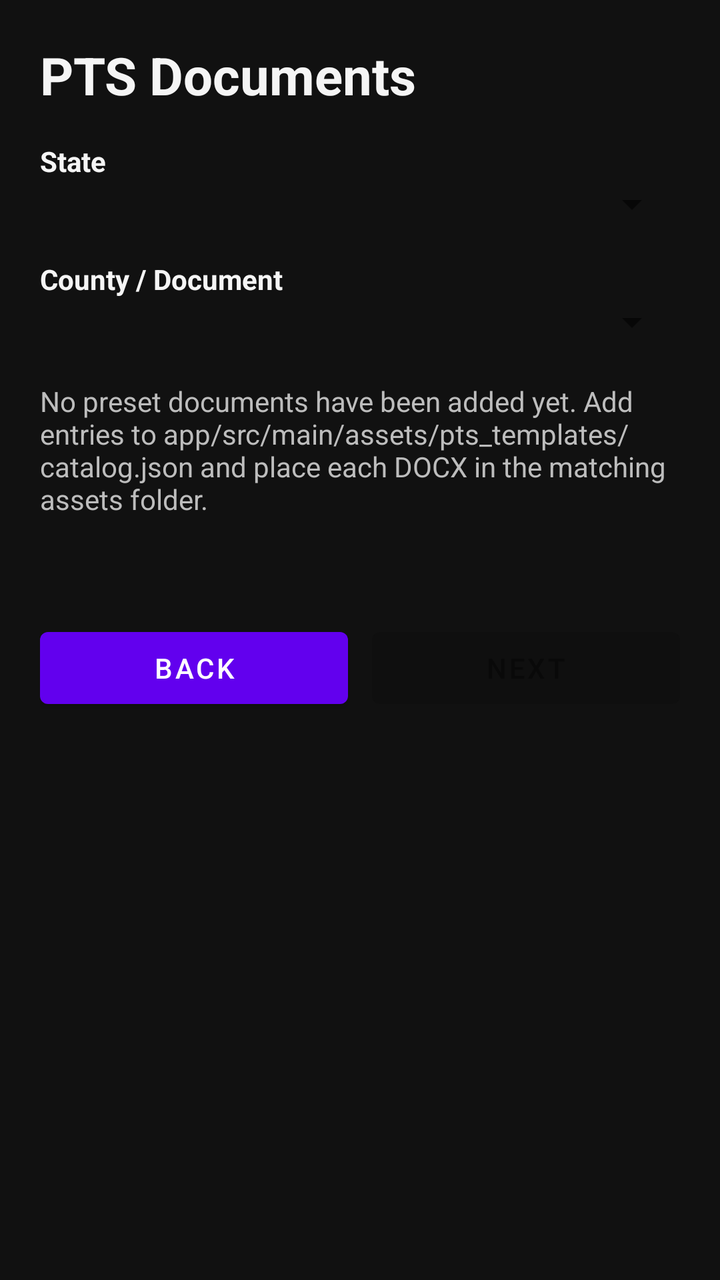
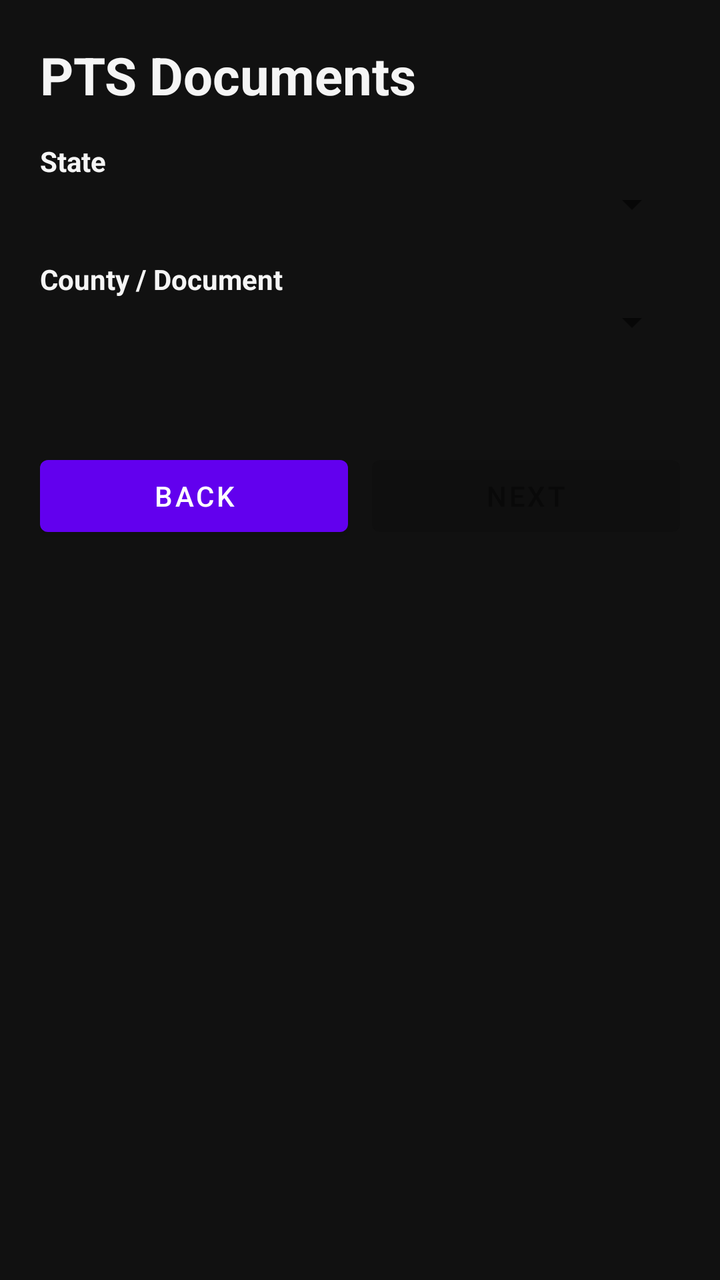

The first picture is an Android layout as it rendered before a commit; the second is the same layout after the commit. The layout source and the unified diff follow.
<!-- AndroidManifest.xml: fallback theme Theme.MaterialComponents.DayNight.NoActionBar -->
<!-- res/layout/activity_document_selection.xml -->
<?xml version="1.0" encoding="utf-8"?>
<ScrollView xmlns:android="http://schemas.android.com/apk/res/android"
    android:layout_width="match_parent"
    android:layout_height="match_parent"
    android:background="@color/duckbait_background">
    <LinearLayout
        android:layout_width="match_parent"
        android:layout_height="wrap_content"
        android:orientation="vertical"
        android:padding="20dp">
        <TextView
            android:layout_width="match_parent"
            android:layout_height="wrap_content"
            android:text="PTS Documents"
            android:textColor="@color/duckbait_text"
            android:textSize="26sp"
            android:textStyle="bold" />
        <TextView
            android:layout_width="match_parent"
            android:layout_height="wrap_content"
            android:layout_marginTop="16dp"
            android:text="State"
            android:textColor="@color/duckbait_text"
            android:textStyle="bold" />
        <Spinner
            android:id="@+id/spinner_state"
            android:layout_width="match_parent"
            android:layout_height="wrap_content" />
        <TextView
            android:layout_width="match_parent"
            android:layout_height="wrap_content"
            android:layout_marginTop="16dp"
            android:text="County / Document"
            android:textColor="@color/duckbait_text"
            android:textStyle="bold" />
        <Spinner
            android:id="@+id/spinner_county"
            android:layout_width="match_parent"
            android:layout_height="wrap_content"
            android:enabled="false" />
        <TextView
            android:id="@+id/txt_catalog_hint"
            android:layout_width="match_parent"
            android:layout_height="wrap_content"
            android:layout_marginTop="18dp"
            android:text="No preset documents have been added yet. Add entries to app/src/main/assets/pts_templates/catalog.json and place each DOCX in the matching assets folder."
            android:textColor="@color/duckbait_hint" />
        <TextView
            android:id="@+id/txt_selection_status"
            android:layout_width="match_parent"
            android:layout_height="wrap_content"
            android:layout_marginTop="8dp"
            android:textColor="@color/duckbait_text" />
        <LinearLayout
            android:layout_width="match_parent"
            android:layout_height="wrap_content"
            android:layout_marginTop="24dp"
            android:orientation="horizontal">
            <Button
                android:id="@+id/btn_selection_back"
                android:layout_width="0dp"
                android:layout_height="wrap_content"
                android:layout_weight="1"
                android:text="Back" />
            <Button
                android:id="@+id/btn_selection_next"
                android:layout_width="0dp"
                android:layout_height="wrap_content"
                android:layout_marginStart="12dp"
                android:layout_weight="1"
                android:text="Next"
                android:enabled="false" />
        </LinearLayout>
    </LinearLayout>
</ScrollView>
<!-- resources referenced by this layout -->
<resources>
  <color name="duckbait_background">#111111</color>
  <color name="duckbait_hint">#BDBDBD</color>
  <color name="duckbait_text">#F5F5F5</color>
</resources>

<!-- the commit's change to res/layout/activity_document_selection.xml (unified diff, before → after) -->
@@ -43,8 +43,9 @@
             android:layout_width="match_parent"
             android:layout_height="wrap_content"
             android:layout_marginTop="18dp"
-            android:text="No preset documents have been added yet. Add entries to app/src/main/assets/pts_templates/catalog.json and place each DOCX in the matching assets folder."
-            android:textColor="@color/duckbait_hint" />
+            android:text="No preset documents are available in this build. Update the app or check the preset catalog."
+            android:textColor="@color/duckbait_hint"
+            android:visibility="gone" />
         <TextView
             android:id="@+id/txt_selection_status"
             android:layout_width="match_parent"
